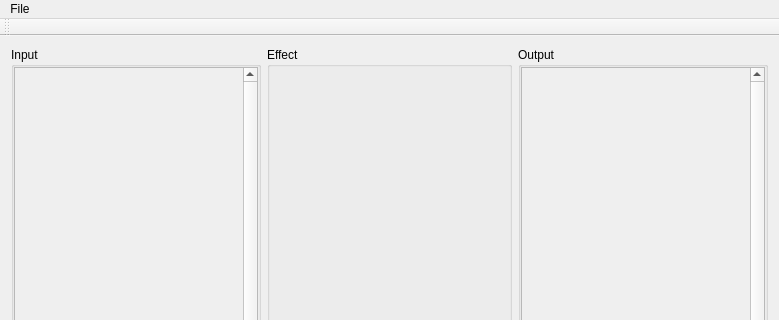
Above: src/interface/Decoder.ui from andresgonzalezfornell/TFM before the change; both pictures show x 0 to 779 and y 0 to 320 of the 779 by 571 pixel window. Below: the same form after it.
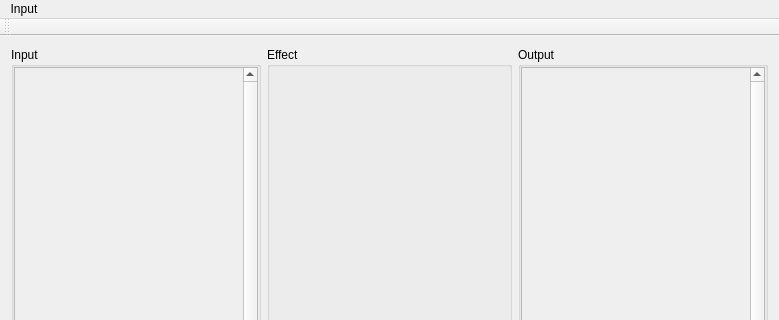
That is the form after the change.

Patch:
```diff
--- a/src/interface/Decoder.ui
+++ b/src/interface/Decoder.ui
@@ -260,14 +260,14 @@
      <height>22</height>
     </rect>
    </property>
-   <widget class="QMenu" name="menu_file">
+   <widget class="QMenu" name="menu_input">
     <property name="title">
-     <string>File</string>
+     <string>Input</string>
     </property>
     <addaction name="menu_file_load"/>
     <addaction name="menu_file_encode"/>
    </widget>
-   <addaction name="menu_file"/>
+   <addaction name="menu_input"/>
   </widget>
   <widget class="QToolBar" name="mainToolBar">
    <attribute name="toolBarArea">
```
Left out of the diff: 12 changed lines with no effect on the pictures.
